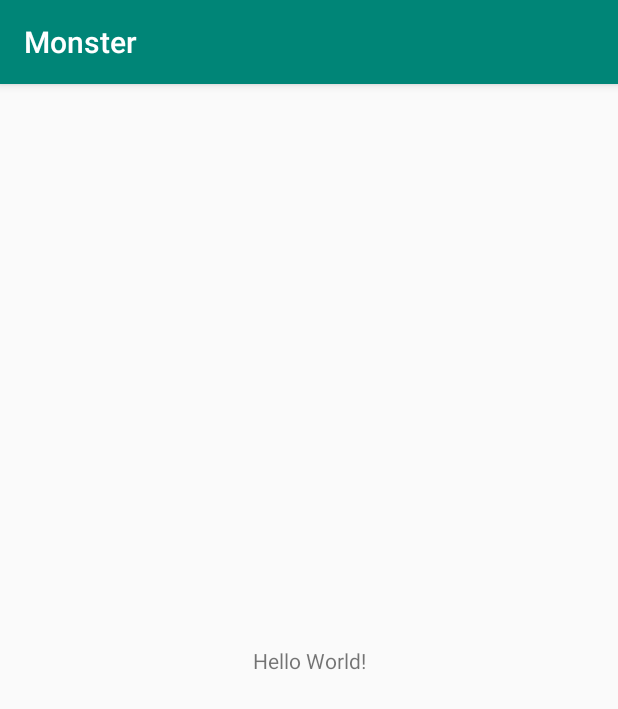
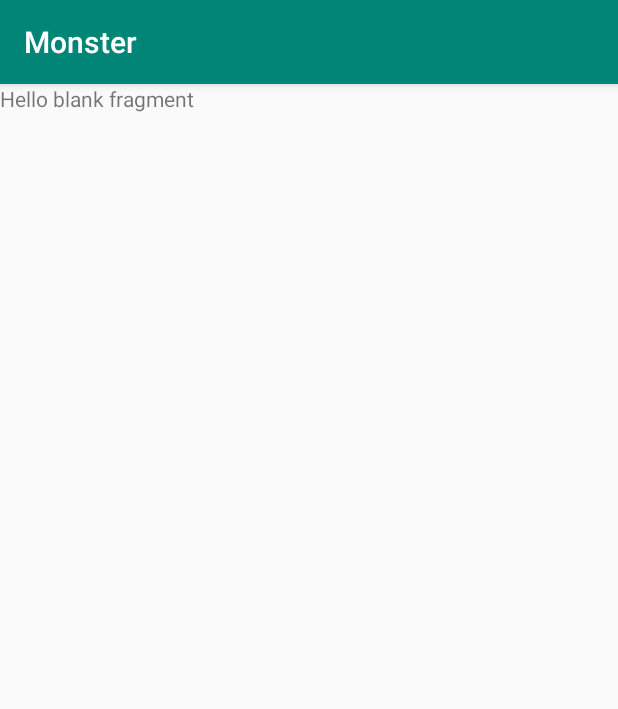
Before and after one commit to AnelCC/Monster, an Android app: the screen it shows after launch (MainActivity), on a phone screen of 412 x 824 dp. Shown: the top 709 px of the screen. Run offline under Robolectric (Android 15) with nearby library versions, the phone set to English and light mode, and no system bars.

Commit message:
[Anel] Instance Fragment and use Nav Graf

```diff
--- a/app/build.gradle
+++ b/app/build.gradle
@@ -34,6 +34,9 @@ dependencies {
     androidTestImplementation 'androidx.test.ext:junit:1.1.1'
     androidTestImplementation 'androidx.test.espresso:espresso-core:3.2.0'
 
+    // KTN Android Components navigation
+    implementation 'androidx.navigation:navigation-fragment-ktx:2.2.1'
+    implementation 'androidx.navigation:navigation-ui-ktx:2.2.1'
 
     // KTX
     implementation 'androidx.core:core-ktx:1.0.1'
@@ -41,4 +44,5 @@ dependencies {
 
 
     // This container view models and data
-    implementation "androidx.lifecycle:lifecycle-extensions:2.2.0"}
+    implementation "androidx.lifecycle:lifecycle-extensions:2.2.0"
+}
--- /dev/null
+++ b/app/src/main/java/com/anelcc/monster/Global.kt
@@ -0,0 +1 @@
+package com.anelcc.monster
--- /dev/null
+++ b/app/src/main/java/com/anelcc/monster/utilities/FileHelper.kt
@@ -0,0 +1 @@
+package com.anelcc.monster.utilities
--- a/app/src/main/res/layout/activity_main.xml
+++ b/app/src/main/res/layout/activity_main.xml
@@ -6,13 +6,12 @@
     android:layout_height="match_parent"
     tools:context=".MainActivity">
 
-    <TextView
-        android:layout_width="wrap_content"
-        android:layout_height="wrap_content"
-        android:text="Hello World!"
-        app:layout_constraintBottom_toBottomOf="parent"
-        app:layout_constraintLeft_toLeftOf="parent"
-        app:layout_constraintRight_toRightOf="parent"
-        app:layout_constraintTop_toTopOf="parent" />
+    <fragment
+        android:name="androidx.navigation.fragment.NavHostFragment"
+        android:layout_width="match_parent"
+        android:layout_height="match_parent"
+        app:navGraph="@navigation/nav_graph"
+        app:defaultNavHost="true"
+        android:id="@+id/fragment"/>
 
 </androidx.constraintlayout.widget.ConstraintLayout>
--- /dev/null
+++ b/app/src/main/res/navigation/nav_graph.xml
@@ -0,0 +1,13 @@
+<?xml version="1.0" encoding="utf-8"?>
+<navigation xmlns:android="http://schemas.android.com/apk/res/android"
+    xmlns:app="http://schemas.android.com/apk/res-auto"
+    xmlns:tools="http://schemas.android.com/tools"
+    android:id="@+id/nav_graph"
+    app:startDestination="@id/mainFragment">
+
+    <fragment
+        android:id="@+id/mainFragment"
+        android:name="com.anelcc.monster.main.MainFragment"
+        android:label="main_fragment"
+        tools:layout="@layout/fragment_main"/>
+</navigation>
```
